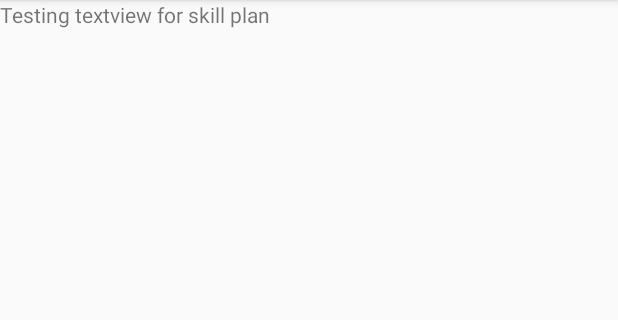
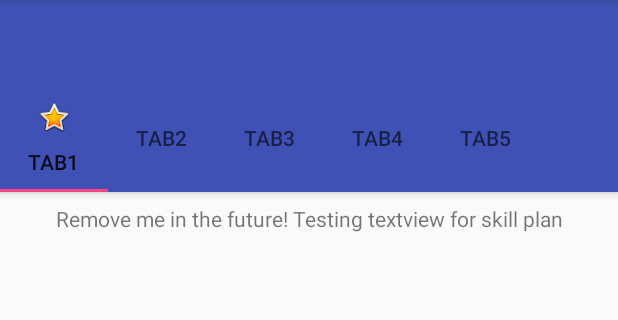
Before and after one commit to kylaconstantine13/skill_eden, an Android app: the SkillPlanActivity screen opened directly, with no data from a screen before it, on a phone screen of 412 x 824 dp, the part 84-404 px from its top. Run offline under Robolectric (Android 15) with nearby library versions, the phone set to English and light mode, and no system bars.

Commit message:
Added Tabs for our skill plans
Now all we need to do is replace the dummy text with the actual skill plans text(arraylists for each type of plan, or we can hardcode it).

```diff
--- a/skilleden/app/build.gradle
+++ b/skilleden/app/build.gradle
@@ -40,6 +40,7 @@ dependencies {
     androidTestImplementation 'com.android.support.test:runner:1.0.2'
     androidTestImplementation 'com.android.support.test.espresso:espresso-core:3.0.2'
 
+    implementation 'com.android.support:cardview-v7:27.1.1'
 }
 
 repositories {
--- a/skilleden/app/src/main/AndroidManifest.xml
+++ b/skilleden/app/src/main/AndroidManifest.xml
@@ -28,7 +28,11 @@
                 android:name="android.support.PARENT_ACTIVITY"
                 android:value=".MainActivity" />
         </activity>
-        <activity android:name=".SkillPlanActivity"></activity>
+        <activity android:name=".SkillPlanActivity" />
+        <activity
+            android:name=".SkillPlanTabbedActivity"
+            android:label="@string/title_activity_skill_plan_tabbed"
+            android:theme="@style/AppTheme.NoActionBar"></activity>
     </application>
 
 </manifest>
--- a/skilleden/app/src/main/java/com/eve/skilleden/MainActivity.java
+++ b/skilleden/app/src/main/java/com/eve/skilleden/MainActivity.java
@@ -108,9 +108,10 @@ public class MainActivity extends AppCompatActivity {
         //testButton = findViewById(R.id.reset);*/
     }
     public void openSkillPlanActivity(){
-        Intent intent = new Intent(this, SkillPlanActivity.class);
+        Intent intent = new Intent(this, SkillPlanTabbedActivity.class);
         startActivity(intent);
     }
+
 
     public void openSkillActivity() {
         Intent intent = new Intent(this, SkillActivity.class);
--- a/skilleden/app/src/main/java/com/eve/skilleden/SkillAdapter.java
+++ b/skilleden/app/src/main/java/com/eve/skilleden/SkillAdapter.java
@@ -39,6 +39,7 @@ public class SkillAdapter extends RecyclerView.Adapter<SkillAdapter.ViewHolder>
         }
     }
 
+    //constructor that takes in a staticskill as input
     public SkillAdapter(StaticSkills staticSkills) {
         this.staticSkills = staticSkills;
         this.skillGroupList = staticSkills.getGroups();
--- a/skilleden/app/src/main/java/com/eve/skilleden/SkillPlanActivity.java
+++ b/skilleden/app/src/main/java/com/eve/skilleden/SkillPlanActivity.java
@@ -2,12 +2,25 @@ package com.eve.skilleden;
 
 import android.support.v7.app.AppCompatActivity;
 import android.os.Bundle;
+import android.support.v7.widget.LinearLayoutManager;
+import android.support.v7.widget.RecyclerView;
 
+
+//This class is somewhat useless now that I made an activity with tabs
 public class SkillPlanActivity extends AppCompatActivity {
+
+    private RecyclerView mRecyclerView;
+    private SkillAdapter skillAdapter;
+    private RecyclerView.LayoutManager mLayoutManager;
+    private StaticSkills staticSkills;
 
     @Override
     protected void onCreate(Bundle savedInstanceState) {
         super.onCreate(savedInstanceState);
         setContentView(R.layout.activity_skill_plan);
+
+        //mRecyclerView = (RecyclerView) findViewById(R.id.skill_plan_recycler_view);
+
+
     }
 }
--- a/skilleden/app/src/main/res/layout/activity_skill.xml
+++ b/skilleden/app/src/main/res/layout/activity_skill.xml
@@ -7,8 +7,8 @@
     android:orientation="vertical">
         <android.support.v7.widget.RecyclerView
             android:id="@+id/my_recycler_view"
-            android:layout_width="match_parent"
-            android:layout_height="match_parent"/>
+            android:layout_width="fill_parent"
+            android:layout_height="fill_parent"/>
             <!--android:scrollbars="vertical" />-->
     </LinearLayout>
 
--- a/skilleden/app/src/main/res/layout/activity_skill_plan.xml
+++ b/skilleden/app/src/main/res/layout/activity_skill_plan.xml
@@ -1,7 +1,68 @@
 <?xml version="1.0" encoding="utf-8"?>
-<android.support.constraint.ConstraintLayout xmlns:android="http://schemas.android.com/apk/res/android"
+<android.support.design.widget.CoordinatorLayout xmlns:android="http://schemas.android.com/apk/res/android"
+    xmlns:tools="http://schemas.android.com/tools"
     xmlns:app="http://schemas.android.com/apk/res-auto"
-    xmlns:tools="http://schemas.android.com/tools"
+    android:layout_width="match_parent"
+    android:layout_height="match_parent">
+
+    <android.support.design.widget.AppBarLayout
+        android:id="@+id/appbar"
+        android:layout_height="wrap_content"
+        android:layout_width="match_parent">
+
+        <android.support.v7.widget.Toolbar
+            android:layout_height="?attr/actionBarSize"
+            android:layout_width="match_parent"
+            app:layout_scrollFlags="scroll|enterAlways"></android.support.v7.widget.Toolbar>
+
+        <android.support.design.widget.TabLayout
+            android:id="@+id/tabs"
+            android:layout_width="match_parent"
+            android:layout_height="wrap_content"
+            android:clickable="true"
+            app:layout_scrollFlags="scroll|enterAlways"
+            app:tabMode="scrollable"
+            tools:clickable="true">
+
+            <android.support.design.widget.TabItem
+                android:layout_width="wrap_content"
+                android:layout_height="wrap_content"
+                android:contextClickable="true"
+                android:icon="@android:drawable/btn_star_big_on"
+                android:text="Tab1"
+                tools:contextClickable="true" />
+            />
+
+            <android.support.design.widget.TabItem
+                android:layout_width="wrap_content"
+                android:layout_height="wrap_content"
+                android:text="Tab2"
+
+                />
+
+            <android.support.design.widget.TabItem
+                android:layout_width="wrap_content"
+                android:layout_height="wrap_content"
+                android:text="Tab3" />
+
+            <android.support.design.widget.TabItem
+                android:layout_width="wrap_content"
+                android:layout_height="wrap_content"
+                android:text="Tab4" />
+
+            <android.support.design.widget.TabItem
+                android:layout_width="wrap_content"
+                android:layout_height="wrap_content"
+                android:text="Tab5" />
+        </android.support.design.widget.TabLayout>
+    </android.support.design.widget.AppBarLayout>
+
+    <android.support.v4.widget.NestedScrollView
+        android:layout_width="match_parent"
+        android:layout_height="match_parent"
+        app:layout_behavior="android.support.design.widget.AppBarLayout$ScrollingViewBehavior">
+
+        <android.support.constraint.ConstraintLayout
             android:layout_width="match_parent"
             android:layout_height="match_parent"
             tools:context=".SkillPlanActivity">
@@ -10,7 +71,15 @@
                 android:id="@+id/textView4"
                 android:layout_width="wrap_content"
                 android:layout_height="wrap_content"
-        android:text="Testing textview for skill plan"
-        tools:layout_editor_absoluteX="163dp"
-        tools:layout_editor_absoluteY="221dp" />
+                android:layout_marginBottom="8dp"
+                android:layout_marginTop="8dp"
+                android:text="Remove me in the future! Testing textview for skill plan"
+                app:layout_constraintBottom_toBottomOf="parent"
+                app:layout_constraintEnd_toEndOf="parent"
+                app:layout_constraintStart_toStartOf="parent"
+                app:layout_constraintTop_toTopOf="parent"
+                app:layout_constraintVertical_bias="0.394" />
+
         </android.support.constraint.ConstraintLayout>
+    </android.support.v4.widget.NestedScrollView>
+</android.support.design.widget.CoordinatorLayout>
--- a/skilleden/app/src/main/res/layout/skill_group_row_item.xml
+++ b/skilleden/app/src/main/res/layout/skill_group_row_item.xml
@@ -5,7 +5,7 @@
 
     <TextView
         android:id="@+id/skillGroupTextView"
-        android:layout_width="wrap_content"
-        android:layout_height="wrap_content"
+        android:layout_width="fill_parent"
+        android:layout_height="fill_parent"
         android:text="PlaceHolder" />
 </FrameLayout>
--- /dev/null
+++ b/skilleden/app/src/main/res/values-w820dp/dimens.xml
@@ -0,0 +1,6 @@
+<resources>
+    <!-- Example customization of dimensions originally defined in res/values/dimens.xml
+         (such as screen margins) for screens with more than 820dp of available width. This
+         would include 7" and 10" devices in landscape (~960dp and ~1280dp respectively). -->
+    <dimen name="activity_horizontal_margin">64dp</dimen>
+</resources>
--- a/skilleden/app/src/main/res/values/dimens.xml
+++ b/skilleden/app/src/main/res/values/dimens.xml
@@ -5,4 +5,5 @@
     <dimen name="nav_header_vertical_spacing">8dp</dimen>
     <dimen name="nav_header_height">176dp</dimen>
     <dimen name="fab_margin">16dp</dimen>
+    <dimen name="appbar_padding_top">8dp</dimen>
 </resources>
--- a/skilleden/app/src/main/res/values/strings.xml
+++ b/skilleden/app/src/main/res/values/strings.xml
@@ -7,4 +7,6 @@
     <string name="nav_header_desc">Navigation header</string>
     <string name="action_settings">Settings</string>
     <string name="title_activity_skill">SkillActivity</string>
+    <string name="title_activity_skill_plan_tabbed">SkillPlanTabbedActivity</string>
+    <string name="section_format">Hello World from section: %1$d</string>
 </resources>
```
Also changed, not shown: skilleden/app/src/main/java/com/eve/skilleden/SkillPlanTabbedActivity.java (added, +175 -0 lines), skilleden/app/src/main/res/layout/activity_skill_plan_tabbed.xml (added, +51 -0 lines), skilleden/app/src/main/res/layout/fragment_skill_plan_tabbed.xml (added, +26 -0 lines), skilleden/app/src/main/res/menu/menu_skill_plan_tabbed.xml (added, +10 -0 lines). Lines whose indentation alone changed are shown as unchanged.
